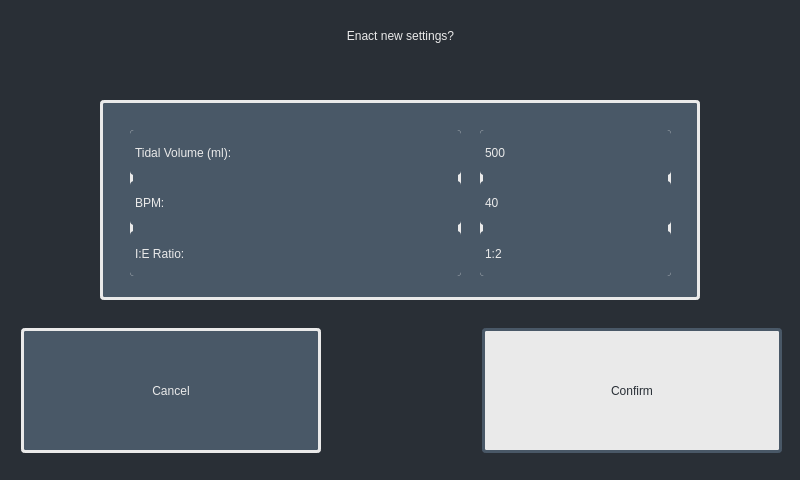
First picture: the form in software/control_system/gui/confirm_parameters.ui, repository VentCU/bbwtb, before the edit.
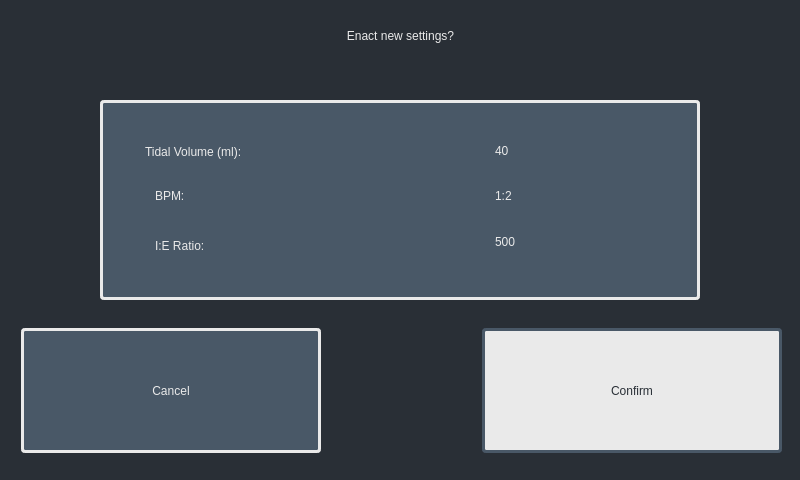
Second picture: the form after the edit. Icons and pictures are not drawn.

Diff of the .ui file:
```diff
--- a/software/control_system/gui/confirm_parameters.ui
+++ b/software/control_system/gui/confirm_parameters.ui
@@ -68,119 +68,131 @@
     <property name="frameShadow">
      <enum>QFrame::Raised</enum>
     </property>
-    <widget class="QWidget" name="verticalLayoutWidget">
+    <widget class="QLabel" name="tidal_volume_label_2">
      <property name="geometry">
       <rect>
-       <x>30</x>
-       <y>30</y>
-       <width>331</width>
-       <height>146</height>
+       <x>390</x>
+       <y>120</y>
+       <width>189</width>
+       <height>44</height>
       </rect>
      </property>
-     <layout class="QVBoxLayout" name="verticalLayout">
-      <item>
-       <widget class="QLabel" name="label_5">
-        <property name="styleSheet">
-         <string notr="true">font: 24pt &quot;Nimbus sans L&quot;;
+     <property name="styleSheet">
+      <string notr="true">font: 24pt  &quot;Arial&quot;;
 border-style: none;
 color: #EAEAEA</string>
-        </property>
-        <property name="text">
-         <string>Tidal Volume (ml):</string>
-        </property>
-        <property name="alignment">
-         <set>Qt::AlignLeading|Qt::AlignLeft|Qt::AlignVCenter</set>
-        </property>
-       </widget>
-      </item>
-      <item>
-       <widget class="QLabel" name="label_6">
-        <property name="styleSheet">
-         <string notr="true">font: 24pt &quot;Nimbus sans L&quot;;
+     </property>
+     <property name="text">
+      <string>500</string>
+     </property>
+     <property name="alignment">
+      <set>Qt::AlignLeading|Qt::AlignLeft|Qt::AlignVCenter</set>
+     </property>
+    </widget>
+    <widget class="QLabel" name="confirm_bpm_label">
+     <property name="geometry">
+      <rect>
+       <x>390</x>
+       <y>30</y>
+       <width>189</width>
+       <height>41</height>
+      </rect>
+     </property>
+     <property name="styleSheet">
+      <string notr="true">font: 24pt  &quot;Arial&quot;;
 border-style: none;
 color: #EAEAEA</string>
-        </property>
-        <property name="text">
-         <string>BPM:</string>
-        </property>
-        <property name="alignment">
-         <set>Qt::AlignLeading|Qt::AlignLeft|Qt::AlignVCenter</set>
-        </property>
-       </widget>
-      </item>
-      <item>
-       <widget class="QLabel" name="label_7">
-        <property name="styleSheet">
-         <string notr="true">font: 24pt &quot;Nimbus sans L&quot;;
+     </property>
+     <property name="text">
+      <string>40</string>
+     </property>
+     <property name="alignment">
+      <set>Qt::AlignLeading|Qt::AlignLeft|Qt::AlignVCenter</set>
+     </property>
+    </widget>
+    <widget class="QLabel" name="confirm_ie_label">
+     <property name="geometry">
+      <rect>
+       <x>390</x>
+       <y>70</y>
+       <width>189</width>
+       <height>51</height>
+      </rect>
+     </property>
+     <property name="styleSheet">
+      <string notr="true">font: 24pt  &quot;Arial&quot;;
 border-style: none;
 color: #EAEAEA</string>
-        </property>
-        <property name="text">
-         <string>I:E Ratio: </string>
-        </property>
-        <property name="alignment">
-         <set>Qt::AlignLeading|Qt::AlignLeft|Qt::AlignVCenter</set>
-        </property>
-       </widget>
-      </item>
-     </layout>
+     </property>
+     <property name="text">
+      <string>1:2</string>
+     </property>
+     <property name="alignment">
+      <set>Qt::AlignLeading|Qt::AlignLeft|Qt::AlignVCenter</set>
+     </property>
     </widget>
-    <widget class="QWidget" name="verticalLayoutWidget_2">
+    <widget class="QLabel" name="label_5">
      <property name="geometry">
       <rect>
-       <x>380</x>
+       <x>40</x>
        <y>30</y>
-       <width>191</width>
-       <height>146</height>
+       <width>329</width>
+       <height>44</height>
       </rect>
      </property>
-     <layout class="QVBoxLayout" name="verticalLayout_2">
-      <item>
-       <widget class="QLabel" name="tidal_volume_label_2">
-        <property name="styleSheet">
-         <string notr="true">font: 24pt &quot;Nimbus sans L&quot;;
+     <property name="styleSheet">
+      <string notr="true">font: 24pt &quot;Arial&quot;;
 border-style: none;
 color: #EAEAEA</string>
-        </property>
-        <property name="text">
-         <string>500</string>
-        </property>
-        <property name="alignment">
-         <set>Qt::AlignLeading|Qt::AlignLeft|Qt::AlignVCenter</set>
-        </property>
-       </widget>
-      </item>
-      <item>
-       <widget class="QLabel" name="confirm_bpm_label">
-        <property name="styleSheet">
-         <string notr="true">font: 24pt &quot;Nimbus sans L&quot;;
+     </property>
+     <property name="text">
+      <string>Tidal Volume (ml):</string>
+     </property>
+     <property name="alignment">
+      <set>Qt::AlignLeading|Qt::AlignLeft|Qt::AlignVCenter</set>
+     </property>
+    </widget>
+    <widget class="QLabel" name="label_6">
+     <property name="geometry">
+      <rect>
+       <x>50</x>
+       <y>70</y>
+       <width>329</width>
+       <height>51</height>
+      </rect>
+     </property>
+     <property name="styleSheet">
+      <string notr="true">font: 24pt &quot;Arial&quot;;
 border-style: none;
 color: #EAEAEA</string>
-        </property>
-        <property name="text">
-         <string>40</string>
-        </property>
-        <property name="alignment">
-         <set>Qt::AlignLeading|Qt::AlignLeft|Qt::AlignVCenter</set>
-        </property>
-       </widget>
-      </item>
-      <item>
-       <widget class="QLabel" name="confirm_ie_label">
-        <property name="styleSheet">
-         <string notr="true">font: 24pt &quot;Nimbus sans L&quot;;
+     </property>
+     <property name="text">
+      <string>BPM:</string>
+     </property>
+     <property name="alignment">
+      <set>Qt::AlignLeading|Qt::AlignLeft|Qt::AlignVCenter</set>
+     </property>
+    </widget>
+    <widget class="QLabel" name="label_7">
+     <property name="geometry">
+      <rect>
+       <x>50</x>
+       <y>120</y>
+       <width>329</width>
+       <height>51</height>
+      </rect>
+     </property>
+     <property name="styleSheet">
+      <string notr="true">font: 24pt &quot;Arial&quot;;
 border-style: none;
 color: #EAEAEA</string>
-        </property>
-        <property name="text">
-         <string>1:2</string>
-        </property>
-        <property name="alignment">
-         <set>Qt::AlignLeading|Qt::AlignLeft|Qt::AlignVCenter</set>
-        </property>
-       </widget>
-      </item>
-     </layout>
+     </property>
+     <property name="text">
+      <string>I:E Ratio: </string>
+     </property>
+     <property name="alignment">
+      <set>Qt::AlignLeading|Qt::AlignLeft|Qt::AlignVCenter</set>
+     </property>
     </widget>
    </widget>
    <widget class="QWidget" name="horizontalLayoutWidget">
```
